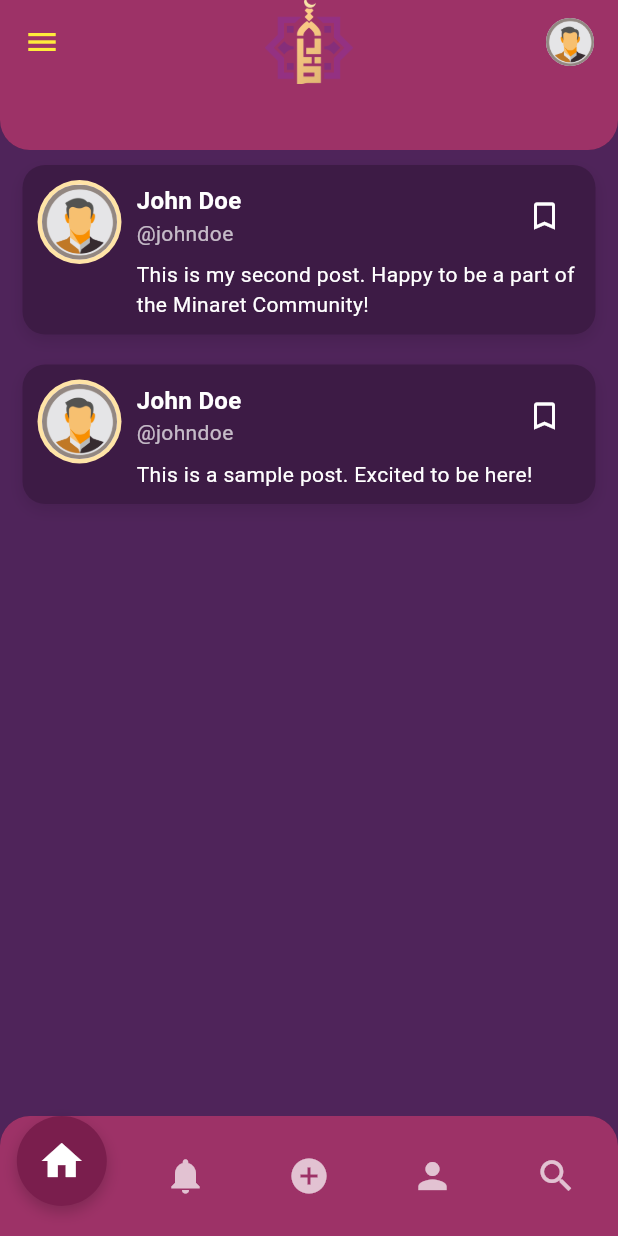
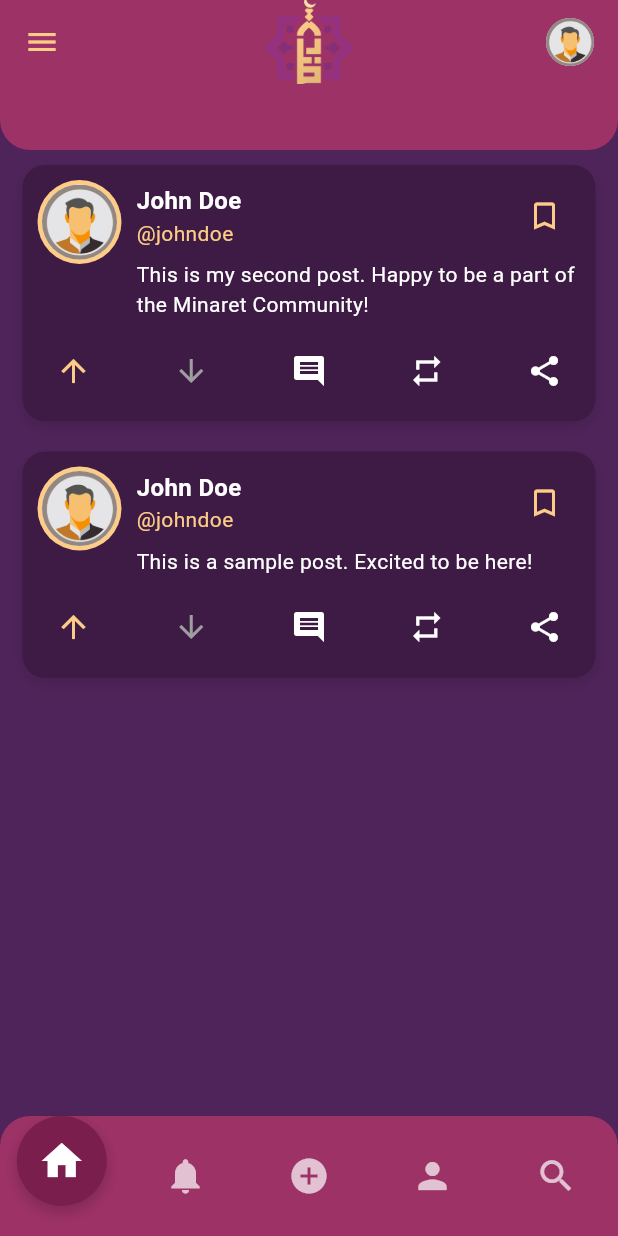
Before and after one commit to dojosgithub/the-minaret, a Flutter app: the screen it shows after launch, on a phone screen of 412 x 824 dp. Run offline on Flutter 3.47's test engine with Material 3 defaults, Android fonts, the phone set to English and light mode, and no system bars.

Commit message:
Add Icons to Post Widget

```diff
--- a/lib/screens/post_screen.dart
+++ b/lib/screens/post_screen.dart
@@ -124,7 +124,6 @@ class _PostPageState extends State<PostScreen> {
         return AlertDialog(
           backgroundColor: const Color(0xFF3D1B45),
           shape: RoundedRectangleBorder(borderRadius: BorderRadius.circular(15)),
-          title: const Text('Select Type', style: TextStyle(color: Colors.white)),
           content: Column(
             mainAxisSize: MainAxisSize.min,
             children: [
--- a/lib/widgets/post.dart
+++ b/lib/widgets/post.dart
@@ -30,14 +30,17 @@ class Post extends StatelessWidget {
           ),
         ],
       ),
-      child: Row(
+      child: Column(
+        crossAxisAlignment: CrossAxisAlignment.start,
+        children: [
+          Row(
             crossAxisAlignment: CrossAxisAlignment.start,
             children: [
               Container(
                 padding: const EdgeInsets.all(3),
                 decoration: const BoxDecoration(
                   shape: BoxShape.circle,
-              color: Color(0xFFFFE4A7), // Circle around profile pic
+                  color: Color(0xFFFDCC87),
                 ),
                 child: CircleAvatar(
                   backgroundImage: AssetImage(profilePic),
@@ -66,7 +69,7 @@ class Post extends StatelessWidget {
                             Text(
                               '@$username',
                               style: const TextStyle(
-                            color: Colors.white70,
+                                color: Color(0xFFFDCC87),
                                 fontSize: 14,
                               ),
                             ),
@@ -75,7 +78,7 @@ class Post extends StatelessWidget {
                         IconButton(
                           icon: const Icon(
                             Icons.bookmark_border,
-                        color: Colors.white,
+                            color: Color(0xFFFDCC87),
                           ),
                           onPressed: () {
                             // Bookmark functionality can be implemented later
@@ -96,6 +99,34 @@ class Post extends StatelessWidget {
               ),
             ],
           ),
+          const SizedBox(height: 10),
+          Row(
+            mainAxisAlignment: MainAxisAlignment.spaceBetween,
+            children: [
+              IconButton(
+                icon: const Icon(Icons.arrow_upward, color: Color(0xFFFDCC87)),
+                onPressed: () {},
+              ),
+              IconButton(
+                icon: const Icon(Icons.arrow_downward, color: Colors.grey),
+                onPressed: () {},
+              ),
+              IconButton(
+                icon: const Icon(Icons.comment, color: Colors.white),
+                onPressed: () {},
+              ),
+              IconButton(
+                icon: const Icon(Icons.repeat, color: Colors.white),
+                onPressed: () {},
+              ),
+              IconButton(
+                icon: const Icon(Icons.share, color: Colors.white),
+                onPressed: () {},
+              ),
+            ],
+          ),
+        ],
+      ),
     );
   }
 }
--- a/lib/widgets/top_bar.dart
+++ b/lib/widgets/top_bar.dart
@@ -33,7 +33,7 @@ class TopBar extends StatelessWidget implements PreferredSizeWidget {
           backgroundColor: Colors.transparent, // Transparent background
           elevation: 0, // Remove default elevation
           leading: IconButton(
-            icon: const Icon(Icons.menu, color: Colors.yellow), // Menu icon (three bars)
+            icon: const Icon(Icons.menu, color: Color(0xFFFDCC87)), // Menu icon (three bars)
             onPressed: onMenuPressed,
           ),
           title: Image.asset(
```
Lines whose indentation alone changed are shown as unchanged.
